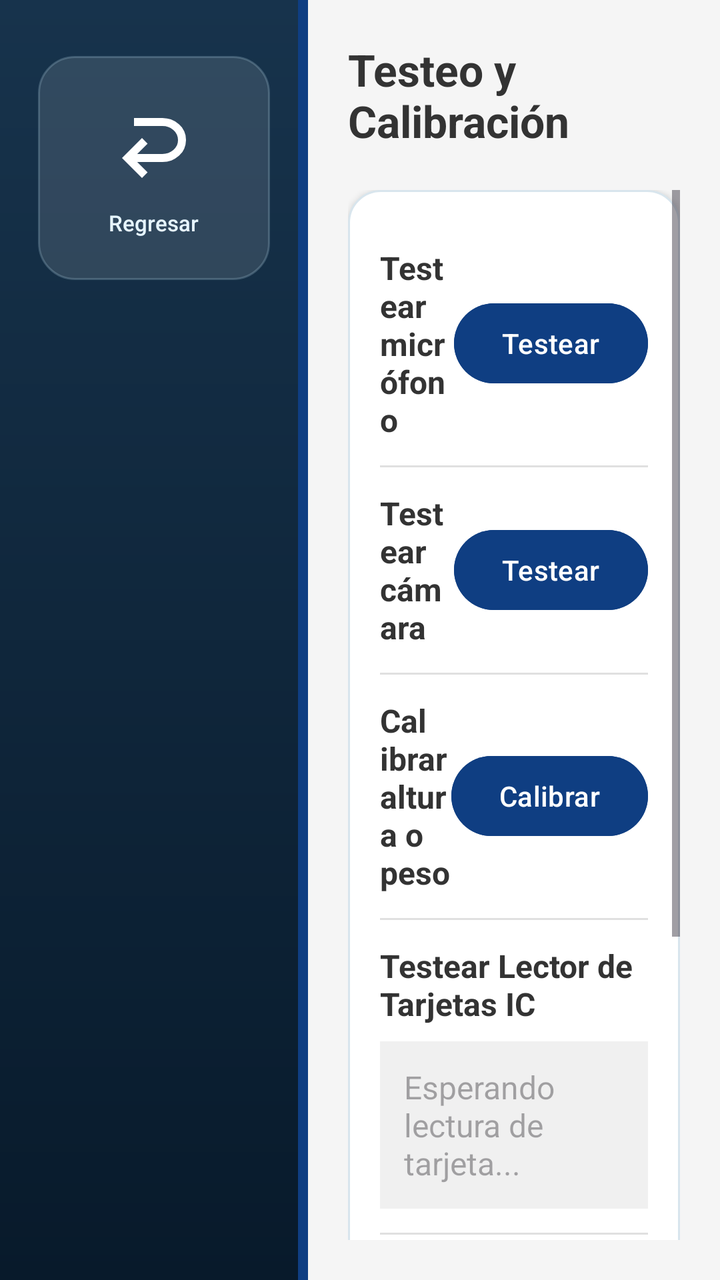
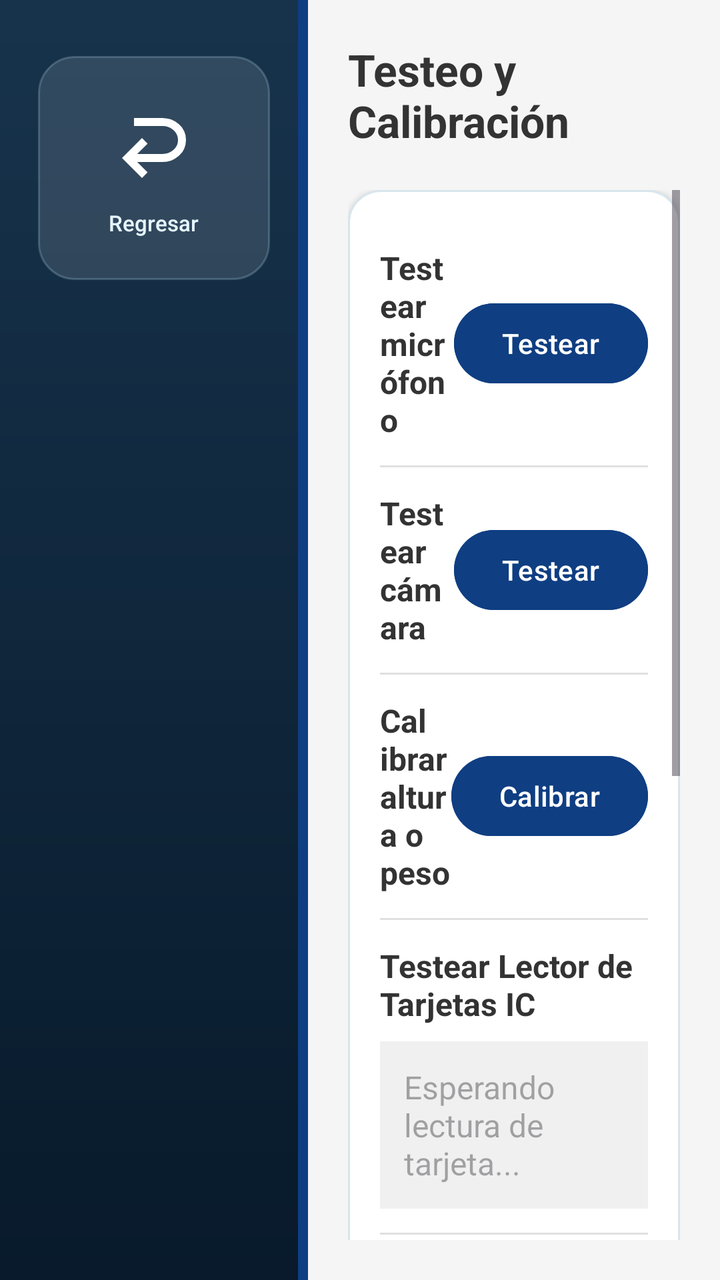

Before-and-after screenshots of an Android layout around one commit, followed by the original layout XML and the change that was made.
<!-- AndroidManifest.xml: application theme Theme.Quiosco -->
<!-- res/layout/activity_calib_test.xml -->
<?xml version="1.0" encoding="utf-8"?>
<LinearLayout xmlns:android="http://schemas.android.com/apk/res/android"
    xmlns:app="http://schemas.android.com/apk/res-auto"
    android:layout_width="match_parent"
    android:layout_height="match_parent"
    android:orientation="horizontal"
    android:background="#F5F5F5">

    
    <FrameLayout
        android:layout_width="154dp"
        android:layout_height="match_parent"
        android:elevation="12dp">

        <LinearLayout
            android:id="@+id/sideBarLayout"
            android:layout_width="match_parent"
            android:layout_height="match_parent"
            android:background="@drawable/bg_technical_sidebar"
            android:gravity="center_horizontal"
            android:orientation="vertical"
            android:paddingTop="28dp">

            <LinearLayout
                android:id="@+id/btnBackMicTest"
                android:layout_width="116dp"
                android:layout_height="112dp"
                android:background="@drawable/bg_technical_back"
                android:clickable="true"
                android:focusable="true"
                android:gravity="center"
                android:orientation="vertical">

                <ImageView
                    android:layout_width="48dp"
                    android:layout_height="48dp"
                    android:rotation="180"
                    android:src="@drawable/ic_regresar"
                    app:tint="#FFFFFF" />

                <TextView
                    android:layout_width="wrap_content"
                    android:layout_height="wrap_content"
                    android:layout_marginTop="7dp"
                    android:fontFamily="sans-serif-medium"
                    android:text="@string/btn_back"
                    android:textColor="#E6F5FF"
                    android:textSize="11sp" />
            </LinearLayout>

            <View android:layout_width="1dp" android:layout_height="0dp" android:layout_weight="1" />

        </LinearLayout>

        <View
            android:id="@+id/themeAccentBar"
            android:layout_width="5dp"
            android:layout_height="match_parent"
            android:layout_gravity="end"
            android:background="#0F3E82" />
    </FrameLayout>

    
    <LinearLayout
        android:layout_width="0dp"
        android:layout_height="match_parent"
        android:layout_weight="1"
        android:orientation="vertical"
        android:padding="20dp">

        <TextView
            android:layout_width="wrap_content"
            android:layout_height="wrap_content"
            android:text="Testeo y Calibración"
            android:textSize="22sp"
            android:textColor="#333333"
            android:textStyle="bold"
            android:layout_marginBottom="20dp" />

        <ScrollView
            android:layout_width="match_parent"
            android:layout_height="match_parent">

            <LinearLayout
                android:layout_width="match_parent"
                android:layout_height="wrap_content"
                android:orientation="vertical"
                android:background="@drawable/bg_content_card"
                android:elevation="2dp"
                android:padding="16dp">

                
                <LinearLayout
                    android:layout_width="match_parent"
                    android:layout_height="wrap_content"
                    android:orientation="horizontal"
                    android:gravity="center_vertical"
                    android:paddingVertical="12dp">

                    <TextView
                        android:layout_width="0dp"
                        android:layout_height="wrap_content"
                        android:layout_weight="1"
                        android:text="Testear micrófono"
                        android:textSize="16sp"
                        android:textStyle="bold"
                        android:textColor="#333333" />

                    <Button
                        android:id="@+id/btnTestMic"
                        android:layout_width="wrap_content"
                        android:layout_height="wrap_content"
                        android:text="Testear"
                        android:textColor="#FFFFFF"
                        android:backgroundTint="#0F3E82" />
                </LinearLayout>

                <View
                    android:layout_width="match_parent"
                    android:layout_height="1dp"
                    android:background="#E0E0E0" />

                
                <LinearLayout
                    android:layout_width="match_parent"
                    android:layout_height="wrap_content"
                    android:orientation="horizontal"
                    android:gravity="center_vertical"
                    android:paddingVertical="12dp">

                    <TextView
                        android:layout_width="0dp"
                        android:layout_height="wrap_content"
                        android:layout_weight="1"
                        android:text="Testear cámara"
                        android:textSize="16sp"
                        android:textStyle="bold"
                        android:textColor="#333333" />

                    <Button
                        android:id="@+id/btnTestCamera"
                        android:layout_width="wrap_content"
                        android:layout_height="wrap_content"
                        android:text="Testear"
                        android:textColor="#FFFFFF"
                        android:backgroundTint="#0F3E82" />
                </LinearLayout>

                <View
                    android:layout_width="match_parent"
                    android:layout_height="1dp"
                    android:background="#E0E0E0" />

                
                <LinearLayout
                    android:layout_width="match_parent"
                    android:layout_height="wrap_content"
                    android:orientation="horizontal"
                    android:gravity="center_vertical"
                    android:paddingVertical="12dp">

                    <TextView
                        android:layout_width="0dp"
                        android:layout_height="wrap_content"
                        android:layout_weight="1"
                        android:text="Calibrar altura o peso"
                        android:textSize="16sp"
                        android:textStyle="bold"
                        android:textColor="#333333" />

                    <Button
                        android:id="@+id/btnCalibrate"
                        android:layout_width="wrap_content"
                        android:layout_height="wrap_content"
                        android:text="Calibrar"
                        android:textColor="#FFFFFF"
                        android:backgroundTint="#0F3E82" />
                </LinearLayout>

                <View
                    android:layout_width="match_parent"
                    android:layout_height="1dp"
                    android:background="#E0E0E0" />

                
                <LinearLayout
                    android:layout_width="match_parent"
                    android:layout_height="wrap_content"
                    android:orientation="vertical"
                    android:paddingVertical="12dp">

                    <TextView
                        android:layout_width="match_parent"
                        android:layout_height="wrap_content"
                        android:text="Testear Lector de Tarjetas IC"
                        android:textSize="16sp"
                        android:textStyle="bold"
                        android:textColor="#333333"
                        android:layout_marginBottom="8dp" />

                    <EditText
                        android:id="@+id/etCardResult"
                        android:layout_width="match_parent"
                        android:layout_height="wrap_content"
                        android:hint="Esperando lectura de tarjeta..."
                        android:textSize="16sp"
                        android:focusable="false"
                        android:clickable="false"
                        android:background="#F0F0F0"
                        android:padding="12dp"
                        android:textColor="#333333" />
                </LinearLayout>

                <View
                    android:layout_width="match_parent"
                    android:layout_height="1dp"
                    android:background="#E0E0E0" />

                
                <LinearLayout
                    android:layout_width="match_parent"
                    android:layout_height="wrap_content"
                    android:orientation="vertical"
                    android:paddingVertical="12dp">

                    <TextView
                        android:layout_width="match_parent"
                        android:layout_height="wrap_content"
                        android:text="Enviar log de errores"
                        android:textSize="16sp"
                        android:textStyle="bold"
                        android:textColor="#333333"
                        android:layout_marginBottom="4dp" />

                    <TextView
                        android:layout_width="match_parent"
                        android:layout_height="wrap_content"
                        android:text="Genera un reporte solo con los errores registrados por la app y lo envía por correo al destino que indiques."
                        android:textSize="12sp"
                        android:textColor="#757575"
                        android:layout_marginBottom="10dp" />

                    <Button
                        android:id="@+id/btnSendLog"
                        android:layout_width="wrap_content"
                        android:layout_height="wrap_content"
                        android:layout_gravity="end"
                        android:text="Enviar"
                        android:textColor="#FFFFFF"
                        android:backgroundTint="#0F3E82" />
                </LinearLayout>

                <View
                    android:layout_width="match_parent"
                    android:layout_height="1dp"
                    android:background="#E0E0E0" />

            </LinearLayout>
        </ScrollView>
    </LinearLayout>
</LinearLayout>
<!-- resources referenced by this layout -->
<resources>
  <!-- drawable bg_content_card (drawable) -->
  <?xml version="1.0" encoding="utf-8"?>
  <shape xmlns:android="http://schemas.android.com/apk/res/android" android:shape="rectangle">
      <solid android:color="#FFFFFF"/>
      <corners android:radius="16dp"/>
      <stroke android:width="1dp" android:color="#D8E5ED"/>
  </shape>
  <!-- drawable bg_technical_back (drawable) -->
  <?xml version="1.0" encoding="utf-8"?>
  <selector xmlns:android="http://schemas.android.com/apk/res/android">
      <item android:state_pressed="true"><shape><solid android:color="#355B728A"/><corners android:radius="18dp"/><stroke android:width="1dp" android:color="#88B9DAEA"/></shape></item>
      <item><shape><solid android:color="#1EFFFFFF"/><corners android:radius="18dp"/><stroke android:width="1dp" android:color="#3DB9DAEA"/></shape></item>
  </selector>
  <!-- drawable bg_technical_sidebar (drawable) -->
  <?xml version="1.0" encoding="utf-8"?>
  <shape xmlns:android="http://schemas.android.com/apk/res/android" android:shape="rectangle">
      <gradient android:angle="270" android:startColor="#17334C" android:endColor="#081A2B" />
  </shape>
  <!-- drawable ic_regresar (drawable) -->
  <vector xmlns:android="http://schemas.android.com/apk/res/android" android:autoMirrored="true" android:height="24dp" android:tint="#FFFFFF" android:viewportHeight="960" android:viewportWidth="960" android:width="24dp">
        
      <path android:fillColor="@android:color/white" android:pathData="M396,760Q299,760 229.5,697Q160,634 160,540Q160,446 229.5,383Q299,320 396,320L648,320L544,216L600,160L800,360L600,560L544,504L648,400L396,400Q333,400 286.5,440Q240,480 240,540Q240,600 286.5,640Q333,680 396,680L680,680L680,760L396,760Z"/>
      
  </vector>
  <string name="btn_back">Regresar</string>
  <style name="Theme.Quiosco" parent="Base.Theme.Quiosco" />
  <style name="Base.Theme.Quiosco" parent="Theme.Material3.DayNight.NoActionBar">
          <item name="android:editTextStyle">@style/Widget.Quiosco.EditText</item>
          <item name="colorPrimary">#176FA3</item>
          <item name="colorAccent">#28A7D2</item>
      </style>
  <style name="Widget.Quiosco.EditText" parent="android:style/Widget.Material.EditText">
          <item name="android:background">@drawable/bg_input_modern</item>
          <item name="android:minHeight">50dp</item>
          <item name="android:paddingStart">16dp</item>
          <item name="android:paddingEnd">16dp</item>
          <item name="android:paddingTop">10dp</item>
          <item name="android:paddingBottom">10dp</item>
          <item name="android:textColor">#132538</item>
          <item name="android:textColorHint">#75879A</item>
      </style>
  <!-- drawable bg_input_modern (drawable) -->
  <?xml version="1.0" encoding="utf-8"?>
  <selector xmlns:android="http://schemas.android.com/apk/res/android">
      <item android:state_focused="true">
          <shape android:shape="rectangle">
              <solid android:color="#FFFFFFFF" />
              <corners android:radius="16dp" />
              <stroke android:width="2dp" android:color="#2F93C8" />
          </shape>
      </item>
      <item>
          <shape android:shape="rectangle">
              <solid android:color="#FFF9FBFD" />
              <corners android:radius="16dp" />
              <stroke android:width="1dp" android:color="#CBD9E5" />
          </shape>
      </item>
  </selector>
</resources>

<!-- the commit's change to res/layout/activity_calib_test.xml (unified diff, before → after) -->
@@ -223,11 +223,49 @@
                     android:orientation="vertical"
                     android:paddingVertical="12dp">
 
-                    <TextView
-                        android:layout_width="match_parent"
-                        android:layout_height="wrap_content"
-                        android:text="Enviar log de errores"
-                        android:textSize="16sp"
+                    
+                    <LinearLayout
+                        android:layout_width="match_parent"
+                        android:layout_height="wrap_content"
+                        android:orientation="horizontal"
+                        android:gravity="center_vertical"
+                        android:layout_marginBottom="4dp">
+
+                        <TextView
+                            android:layout_width="0dp"
+                            android:layout_height="wrap_content"
+                            android:layout_weight="1"
+                            android:text="Envío automático de logs a soporte"
+                            android:textSize="16sp"
+                            android:textStyle="bold"
+                            android:textColor="#333333" />
+
+                        <Switch
+                            android:id="@+id/switchAutoLog"
+                            android:layout_width="wrap_content"
+                            android:layout_height="wrap_content" />
+                    </LinearLayout>
+
+                    <TextView
+                        android:layout_width="match_parent"
+                        android:layout_height="wrap_content"
+                        android:text="Envía automáticamente el log a soporte.vending@medicallife.com.mx al finalizar cada consulta y a los 5 minutos del arranque de la app."
+                        android:textSize="12sp"
+                        android:textColor="#757575"
+                        android:layout_marginBottom="12dp" />
+
+                    <View
+                        android:layout_width="match_parent"
+                        android:layout_height="1dp"
+                        android:background="#E0E0E0"
+                        android:layout_marginBottom="12dp" />
+
+                    
+                    <TextView
+                        android:layout_width="match_parent"
+                        android:layout_height="wrap_content"
+                        android:text="Enviar log manualmente"
+                        android:textSize="14sp"
                         android:textStyle="bold"
                         android:textColor="#333333"
                         android:layout_marginBottom="4dp" />
@@ -235,7 +273,7 @@
                     <TextView
                         android:layout_width="match_parent"
                         android:layout_height="wrap_content"
-                        android:text="Genera un reporte solo con los errores registrados por la app y lo envía por correo al destino que indiques."
+                        android:text="Genera un reporte con los errores registrados por la app y lo envía por correo al destino que indiques."
                         android:textSize="12sp"
                         android:textColor="#757575"
                         android:layout_marginBottom="10dp" />
